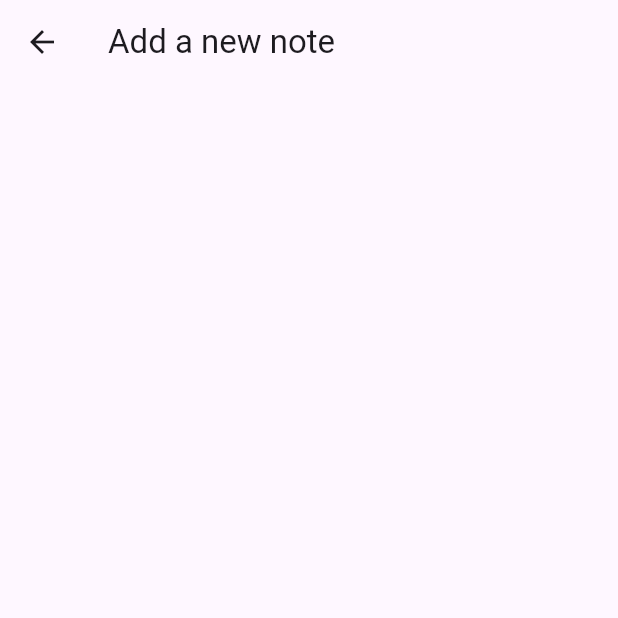
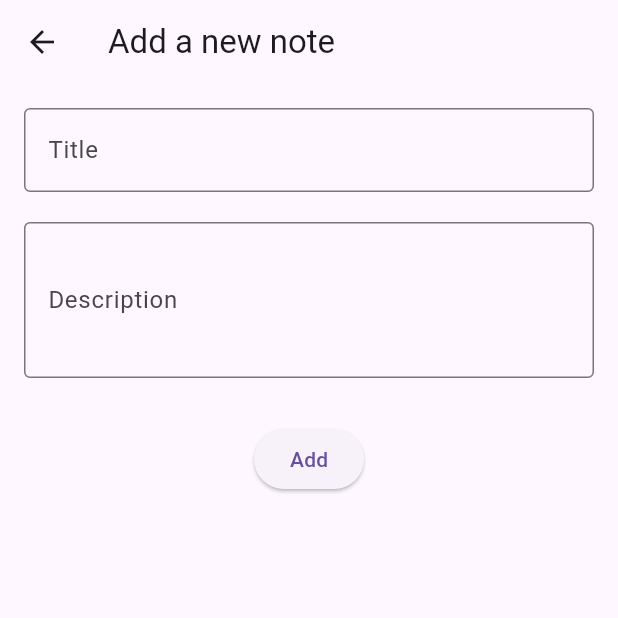
Before and after one commit to SafaeElouatyq/Flutter_miniProject, a Flutter app: the NotesPage screen opened directly, after a tap on the "add" icon, on a phone screen of 412 x 824 dp, the top half of it. Run offline on Flutter 3.47's test engine with Material 3 defaults, Android fonts, the phone set to English and light mode, and no system bars.

Commit message:
add note and display it in the notes page

```diff
--- a/lib/models/note.dart
+++ b/lib/models/note.dart
@@ -1,10 +1,14 @@
 
 class Note{
+   String title;
    String text;
+   bool checked;
 
 
    Note({
+     required this.title,
      required this.text,
+     required this.checked,
 
 });
 }
--- a/lib/pages/add_contact.dart
+++ b/lib/pages/add_contact.dart
@@ -42,7 +42,7 @@ class _AddContactPageState extends State<AddContactPage> {
             children: [
               TextFormField(
                 controller: nameController,
-                decoration: const InputDecoration(
+                decoration:  InputDecoration(
                   labelText: "Name",
                   border: OutlineInputBorder(),
                 ),
--- a/lib/pages/add_note.dart
+++ b/lib/pages/add_note.dart
@@ -1,5 +1,5 @@
-import 'package:flutter/cupertino.dart';
 import 'package:flutter/material.dart';
+import '../models/note.dart';
 
 class AddNote extends StatefulWidget {
   const AddNote({super.key});
@@ -9,11 +9,68 @@ class AddNote extends StatefulWidget {
 }
 
 class _AddNoteState extends State<AddNote> {
+  final _formKey = GlobalKey<FormState>();
+  final TextEditingController titleController = TextEditingController();
+  final TextEditingController textController = TextEditingController();
+
   @override
   Widget build(BuildContext context) {
     return Scaffold(
       appBar: AppBar(
-        title: Text("Add a new note "),
+        title: const Text("Add a new note"),
+      ),
+      body: Padding(
+        padding: const EdgeInsets.all(16.0),
+        child: Form(
+          key: _formKey,
+          child: Column(
+            children: [
+              TextFormField(
+                controller: titleController,
+                decoration: const InputDecoration(
+                  labelText: "Title",
+                  border: OutlineInputBorder(),
+                ),
+                validator: (value) {
+                  if (value == null || value.isEmpty) {
+                    return "Enter the note title";
+                  }
+                  return null;
+                },
+              ),
+              const SizedBox(height: 20),
+              TextFormField(
+                controller: textController,
+                decoration: const InputDecoration(
+                  labelText: "Description",
+                  border: OutlineInputBorder(),
+                ),
+                maxLines: 3,
+                validator: (value) {
+                  if (value == null || value.isEmpty) {
+                    return "Enter note description";
+                  }
+                  return null;
+                },
+              ),
+              const SizedBox(height: 30),
+              ElevatedButton(
+                onPressed: () {
+                  if (_formKey.currentState!.validate()) {
+
+                    final newNote = Note(
+                      title: titleController.text,
+                      text: textController.text,
+                      checked: false,
+                    );
+                    Navigator.pop(context, newNote);
+                  }
+                },
+                child: const Text("Add"),
+              ),
+            ],
+          ),
+        ),
       ),
     );
   }
--- a/lib/pages/notes_page.dart
+++ b/lib/pages/notes_page.dart
@@ -12,8 +12,12 @@ class NotesPage extends StatefulWidget {
 
 class _NotesPageState extends State<NotesPage> {
 
+
   List<Note> Notes=[
-    Note(text: "note number 1"),
+    Note(
+        title: "note number 1",
+        text: "do abc",
+        checked: false),
   ];
   @override
   Widget build(BuildContext context) {
@@ -24,21 +28,64 @@ class _NotesPageState extends State<NotesPage> {
       ),
       body:ListView.builder(itemCount : Notes.length,itemBuilder: (context,index){
         final n = Notes[index];
-        return Column(
-          children: [
-            ListTile(
+        return Card(
+          margin:  EdgeInsets.symmetric(horizontal: 12, vertical: 6),
+          elevation: 2,
+          shape: RoundedRectangleBorder(
+            borderRadius: BorderRadius.circular(7),
+          ),
+          child: ListTile(
+            onTap: () {
+              setState(() {
+                n.checked = !n.checked;
+              });
+            },
+            leading: Icon(
+              n.checked
+                  ? Icons.check_box
+                  : Icons.check_box_outline_blank,
+              color: n.checked ? Colors.green : Colors.grey,
+            ),
+            title: Text(
+              n.title,
+              style: TextStyle(
+                fontSize: 20,
+                fontWeight: FontWeight.bold,
+                decoration:
+                n.checked ? TextDecoration.lineThrough : null,
+              ),
+            ),
+            subtitle: Text(
+              n.text,
+              style: TextStyle(
+                fontSize: 15,
+                decoration:
+                n.checked ? TextDecoration.lineThrough : null,
+                color: Colors.grey[700],
+              ),
+            ),
+          ),
+        );
 
-              leading: Icon(Icons.square_outlined),
-              title: Text(n.text),
-            )
-          ],
-        );
       })
       ,
-      floatingActionButton: FloatingActionButton(child:Icon(Icons.add),onPressed: (){
-        Navigator.pop(context);
-        Navigator.push(context, MaterialPageRoute(builder: (context)=>AddNote()));
-      }),
+      floatingActionButton: FloatingActionButton(
+        child: const Icon(Icons.add, color: Colors.white),
+        backgroundColor: Colors.grey,
+        shape: const CircleBorder(),
+        onPressed: () async {
+          final newNote = await Navigator.push(
+            context,
+            MaterialPageRoute(builder: (context) => const AddNote()),
+          );
+
+          if (newNote != null) {
+            setState(() {
+              Notes.add(newNote);
+            });
+          }
+        },
+      ),
 
     );
   }
```
